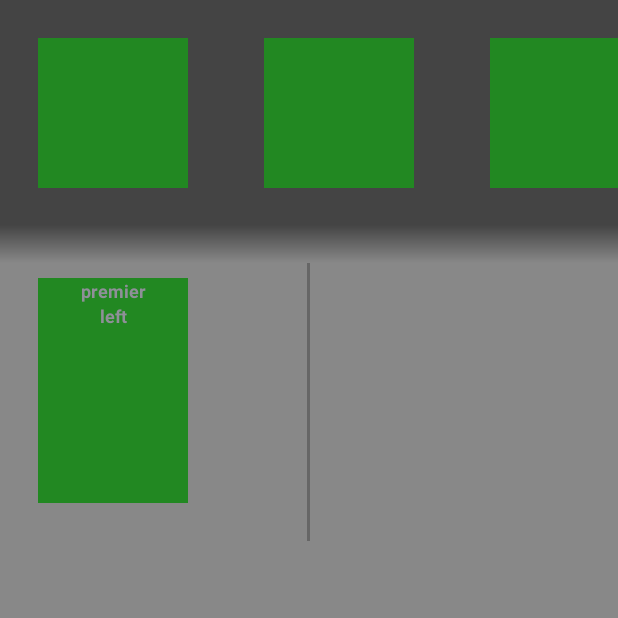
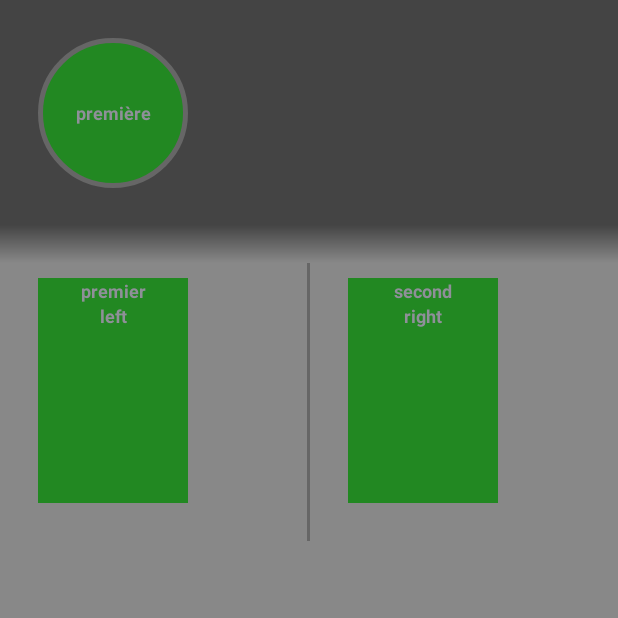
Before and after one commit to One-djey/SoundCell, an Android app: the screen it shows after launch (MainActivity), on a phone screen of 412 x 824 dp, the top half of it. Run offline under Robolectric (Android 15) with nearby library versions, the phone set to English and light mode, and no system bars.

Commit message:
Start dynamic cell layout

```diff
--- a/app/src/main/AndroidManifest.xml
+++ b/app/src/main/AndroidManifest.xml
@@ -9,6 +9,13 @@
         android:roundIcon="@mipmap/ic_launcher_round"
         android:supportsRtl="true"
         android:theme="@style/AppTheme">
+
+        <uses-feature android:name="android.bluetooth" />
+        <uses-permission android:name="android.permission.BLUETOOTH" />
+        <uses-permission android:name="android.permission.BLUETOOTH_PRIVILEGED" />
+        <uses-permission android:name="android.permission.MODIFY_AUDIO_SETTINGS" />
+
+
         <activity android:name=".MainActivity">
             <intent-filter>
                 <action android:name="android.intent.action.MAIN" />
--- a/app/src/main/java/com/nevermindltd/soundcell/Cell.java
+++ b/app/src/main/java/com/nevermindltd/soundcell/Cell.java
@@ -8,10 +8,10 @@ import java.util.Date;
  */
 
 public class Cell {
+
     private int id =(int) ((new Date().getTime() / 1000L) % Integer.MAX_VALUE);
     private String name;
     private ArrayList<Speaker> speakers;
-
 
     public Cell(String name) {
         this.name = name;
@@ -27,4 +27,16 @@ public class Cell {
                 speakers.remove(i);
         }
     }
+
+    public int getId() {
+        return id;
+    }
+
+    public String getName() {
+        return name;
+    }
+
+    public void setName(String name) {
+        this.name = name;
+    }
 }
--- /dev/null
+++ b/app/src/main/java/com/nevermindltd/soundcell/CellAdapter.java
@@ -0,0 +1,73 @@
+package com.nevermindltd.soundcell;
+
+import android.content.Context;
+import android.view.LayoutInflater;
+import android.view.View;
+import android.view.ViewGroup;
+import android.widget.BaseAdapter;
+import android.widget.TextView;
+
+import java.util.List;
+
+/**
+ * Created by jejem on 29/08/2017.
+ */
+
+public class CellAdapter extends BaseAdapter {
+    List<Cell> cells;
+    LayoutInflater mInflater ;
+
+    CellAdapter(List<Cell> cells, Context context){
+        this.cells =cells;
+        mInflater = LayoutInflater.from(context);
+    }
+
+    @Override
+    public int getCount() {
+        return cells.size();
+    }
+
+    /**
+     * Récupérer un item de la liste en fonction de sa position
+     * @param position - position de l'item à récupérer
+     * @return l'item récupéré
+     */
+    public Cell getItem(int position) {
+        return cells.get(position);
+    }
+
+    /**
+     * Récupérer l'identifiant d'un item de la liste en fonction de sa position (plutôt utilisé dans le cas d'une
+     * base de données, mais on va l'utiliser aussi)
+     * @param position - position de l'item à récupérer
+     * @return l'identifiant de l'item
+     */
+    public long getItemId(int position) {
+        return cells.get(position).getId();
+    }
+
+    public View getView(int position, View convertView, ViewGroup parent) {
+        if(convertView == null) {
+            convertView =  mInflater.inflate(R.layout.cell_layout, null);
+            //convertView = LayoutInflater.from(getContext()).inflate(R.layout.cell_layout,parent, false);
+        }
+
+        CellViewHolder viewHolder = (CellViewHolder) convertView.getTag();
+        if(viewHolder == null){
+            viewHolder = new CellViewHolder();
+            viewHolder.name = (TextView) convertView.findViewById(R.id.cellName);
+            convertView.setTag(viewHolder);
+        }
+
+        Cell cell = getItem(position);
+
+        viewHolder.name.setText(cell.getName());
+
+        return convertView;
+    }
+
+    class CellViewHolder{
+        public TextView name;
+    }
+
+}
--- a/app/src/main/java/com/nevermindltd/soundcell/MainActivity.java
+++ b/app/src/main/java/com/nevermindltd/soundcell/MainActivity.java
@@ -10,6 +10,7 @@ import java.util.List;
 public class MainActivity extends AppCompatActivity {
     private ListView rightSpeakeersView;
     private ListView leftSpeakeersView;
+    private ListView cellsView;
 
     @Override
     public void onCreate(Bundle savedInstanceState) {
@@ -18,10 +19,23 @@ public class MainActivity extends AppCompatActivity {
 
         rightSpeakeersView = (ListView) findViewById(R.id.LayoutRightSpeakers);
         leftSpeakeersView = (ListView) findViewById(R.id.LayoutLeftSpeakers);
+        cellsView = (ListView) findViewById(R.id.LayoutCells);
 
         List<Speaker> speakers = getSpeakers();
+        List<Cell> cells = getCells();
 
-        leftSpeakeersView.setAdapter( new SpeakerAdapter(speakers,getApplicationContext()));
+        List<Speaker> speakersRIGHT=new ArrayList<Speaker>();
+        List<Speaker> speakersLEFT=new ArrayList<Speaker>();
+        for (Speaker speaker:speakers) {
+            if (speaker.getPosition() == Position.left)
+                speakersLEFT.add(speaker);
+            if (speaker.getPosition() == Position.right)
+                speakersRIGHT.add(speaker);
+        }
+
+        leftSpeakeersView.setAdapter( new SpeakerAdapter(speakersLEFT,getApplicationContext()));
+        rightSpeakeersView.setAdapter( new SpeakerAdapter(speakersRIGHT,getApplicationContext()));
+        cellsView.setAdapter( new CellAdapter(cells,getApplicationContext()));
 
     }
     private List<Speaker> getSpeakers(){
@@ -32,4 +46,11 @@ public class MainActivity extends AppCompatActivity {
         speakers.add(new Speaker("quatrième",Position.right));
         return speakers;
     }
+    private List<Cell> getCells(){
+        List<Cell> cells = new ArrayList<Cell>();
+        cells.add(new Cell("première"));
+        cells.add(new Cell("seconde"));
+        cells.add(new Cell("troisième"));
+        return cells;
+    }
 }
--- /dev/null
+++ b/app/src/main/res/drawable/cell_bg.xml
@@ -0,0 +1,7 @@
+<?xml version="1.0" encoding="UTF-8"?>
+<shape xmlns:android="http://schemas.android.com/apk/res/android">
+    <solid android:color="@color/colorAccent"/>
+    <stroke android:width="3dp" android:color="@color/colorPrimaryLight" />
+    <corners android:radius="50dp"/>
+    <padding android:left="0dip" android:top="0dip" android:right="0dip" android:bottom="0dip" />
+</shape>
--- a/app/src/main/res/layout/activity_main.xml
+++ b/app/src/main/res/layout/activity_main.xml
@@ -18,39 +18,15 @@
             android:layout_width="match_parent"
             android:layout_height="wrap_content"
             android:background="@color/colorPrimaryDark">
-            <LinearLayout
+            <ListView
                 android:id="@+id/LayoutCells"
                 android:layout_width="fill_parent"
                 android:layout_height="150dp"
-                android:orientation="horizontal">
+                android:orientation="horizontal"
+                android:divider="@null"
+                android:listSelector="@android:color/transparent">
+            </ListView>
 
-                <LinearLayout
-                    android:id="@+id/LayoutCell"
-                    android:orientation="vertical"
-                    android:background="@color/colorAccent"
-                    android:layout_width="100dp"
-                    android:layout_height="100dp"
-                    android:layout_margin="25dp"></LinearLayout>
-                <LinearLayout
-                    android:orientation="vertical"
-                    android:background="@color/colorAccent"
-                    android:layout_width="100dp"
-                    android:layout_height="100dp"
-                    android:layout_margin="25dp"></LinearLayout>
-                <LinearLayout
-                    android:orientation="vertical"
-                    android:background="@color/colorAccent"
-                    android:layout_width="100dp"
-                    android:layout_height="100dp"
-                    android:layout_margin="25dp"></LinearLayout>
-                <LinearLayout
-                    android:orientation="vertical"
-                    android:background="@color/colorAccent"
-                    android:layout_width="100dp"
-                    android:layout_height="100dp"
-                    android:layout_margin="25dp"></LinearLayout>
-
-            </LinearLayout>
         </HorizontalScrollView>
         <LinearLayout
             android:layout_width="match_parent"
@@ -78,8 +54,9 @@
                     android:layout_weight=".5"
                     android:animateLayoutChanges="false"
                     android:gravity="center"
-                    android:orientation="vertical">
-
+                    android:orientation="vertical"
+                    android:divider="@null"
+                    android:listSelector="@android:color/transparent">
                 </ListView>
 
                 <LinearLayout
@@ -95,7 +72,10 @@
                     android:layout_height="fill_parent"
                     android:layout_weight=".5"
                     android:gravity="center"
-                    android:orientation="vertical"></ListView>
+                    android:orientation="vertical"
+                    android:divider="@null"
+                    android:listSelector="@android:color/transparent">
+                </ListView>
             </LinearLayout>
         </ScrollView>
 
--- /dev/null
+++ b/app/src/main/res/layout/cell_layout.xml
@@ -0,0 +1,25 @@
+<?xml version="1.0" encoding="utf-8"?>
+<LinearLayout xmlns:android="http://schemas.android.com/apk/res/android"
+    android:orientation="vertical" android:layout_width="match_parent"
+    android:layout_height="match_parent">
+    <LinearLayout
+        android:id="@+id/LayoutCell"
+        android:orientation="vertical"
+        android:background="@drawable/cell_bg"
+        android:layout_width="100dp"
+        android:layout_height="100dp"
+        android:layout_margin="25dp">
+
+        <TextView
+            android:id="@+id/cellName"
+            android:layout_width="match_parent"
+            android:layout_height="match_parent"
+            android:gravity="center"
+            android:text="Speaker Name"
+            android:textAlignment="center"
+            android:textSize="12sp"
+            android:textStyle="bold"
+            />
+
+    </LinearLayout>
+</LinearLayout>
```
